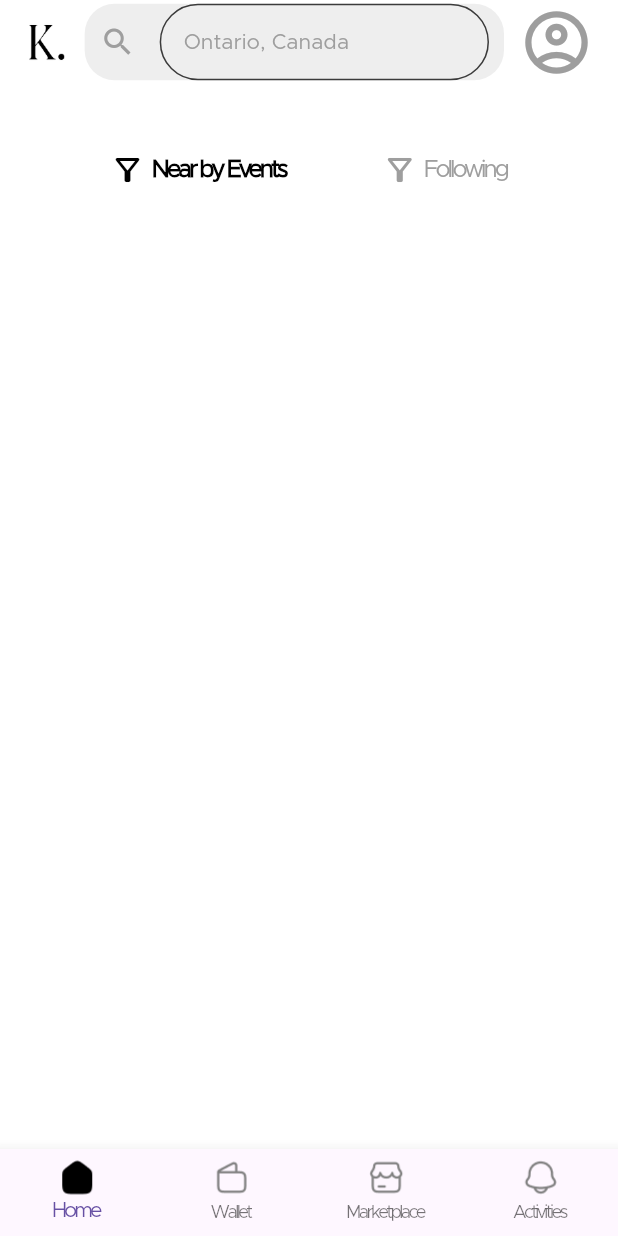
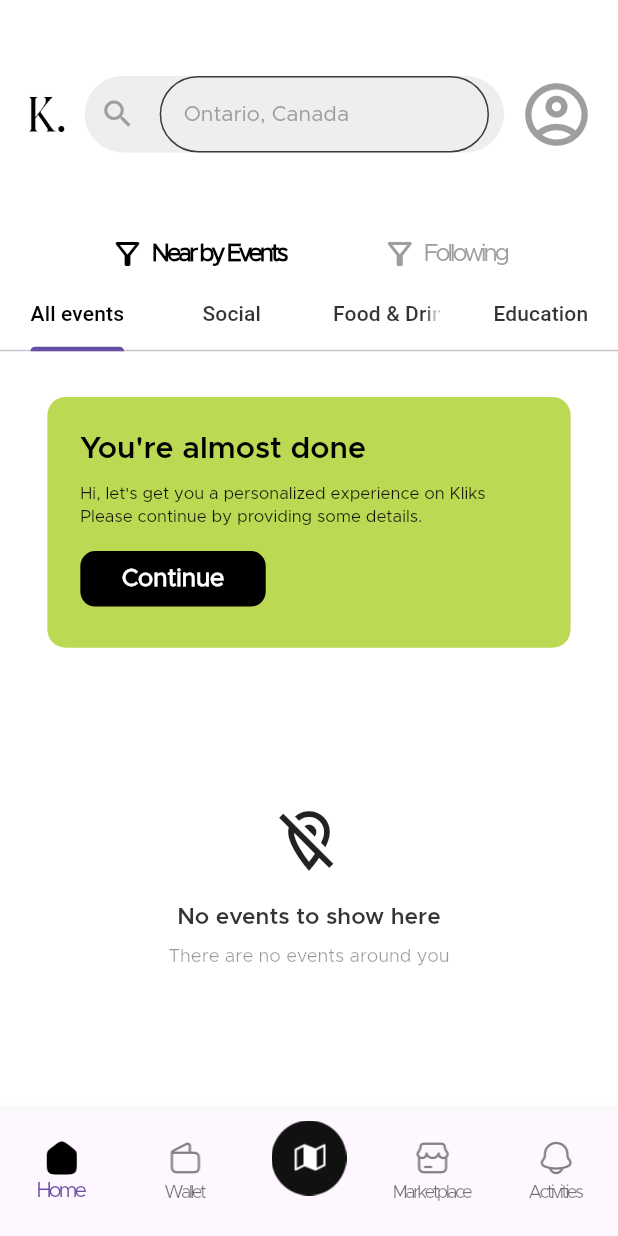
Before and after one commit to dammyaro/kliks, a Flutter app: the MainAppPage screen opened by its route, on a phone screen of 412 x 824 dp. Run offline on Flutter 3.47's test engine with Material 3 defaults, Android fonts, the phone set to English and light mode, and no system bars; our stand-ins replace flutter_screenutil.

Commit message:
Added homepage and onboarding widget

```diff
--- a/lib/features/main_app/home/home_page.dart
+++ b/lib/features/main_app/home/home_page.dart
@@ -2,6 +2,7 @@ import 'package:flutter/material.dart';
 import 'package:kliks/shared/widgets/main_app_bar.dart';
 import 'package:kliks/shared/widgets/event_filter.dart';
 import 'package:flutter_screenutil/flutter_screenutil.dart';
+import 'package:kliks/shared/widgets/onboarding_prompt.dart';
 
 class HomePage extends StatelessWidget {
   const HomePage({super.key});
@@ -9,19 +10,83 @@ class HomePage extends StatelessWidget {
   @override
   Widget build(BuildContext context) {
     return Scaffold(
-
-      appBar: MainAppBar(),
       body: Column(
         children: [
           SizedBox(height: 40.h), // Responsive spacing from the top
-          EventFilter(),
-          // const Center(
-          //   child: Text('Home Page Content'),
-          // ),
+          const MainAppBar(), // Custom app bar widget
+          SizedBox(height: 40.h), // Responsive spacing from the top
+          const EventFilter(),
+          Expanded(
+            child: DefaultTabController(
+              length: 4,
+              child: Column(
+                children: [
+                  TabBar(
+                    labelColor: Theme.of(context).textTheme.bodyLarge?.color,
+                    unselectedLabelColor: Theme.of(context).textTheme.bodySmall?.color,
+                    tabs: const [
+                      Tab(text: 'All events'),
+                      Tab(text: 'Social'),
+                      Tab(text: 'Food & Drinks'),
+                      Tab(text: 'Education'),
+                    ],
+                  ),
+                  Expanded(
+                    child: TabBarView(
+                      children: List.generate(4, (index) {
+                        return Column(
+                          children: [
+                            SizedBox(height: 20.h),
+                            OnboardingPrompt(
+                              onContinue: () {
+                                // Add your desired functionality here
+                                print('Onboarding continued');
+                              },
+                            ),
+                            Expanded(
+                              child: Center(
+                                child: Column(
+                                  mainAxisAlignment: MainAxisAlignment.center,
+                                  children: [
+                                    Icon(
+                                      Icons.location_off_outlined,
+                                      size: 48,
+                                      color: Theme.of(context).iconTheme.color,
+                                    ),
+                                    SizedBox(height: 16.h),
+                                    Text(
+                                      'No events to show here',
+                                      style: Theme.of(context).textTheme.bodySmall?.copyWith(
+                                        fontSize: 15.sp,
+                                        fontFamily: 'Metropolis-SemiBold',
+                                      ),
+                                      textAlign: TextAlign.center,
+                                    ),
+                                    SizedBox(height: 8.h),
+                                    Text(
+                                      'There are no events around you',
+                                     style: Theme.of(context).textTheme.bodySmall?.copyWith(
+                                        color: Theme.of(context).textTheme.bodySmall?.color?.withOpacity(0.4),
+                                        fontSize: 12.sp,
+                                        fontFamily: 'Metropolis-Regular',
+                                      ),
+                                      textAlign: TextAlign.center,
+                                    ),
+                                  ],
+                                ),
+                              ),
+                            ),
+                          ],
+                        );
+                      }),
+                    ),
+                  ),
+                ],
+              ),
+            ),
+          ),
         ],
-
       ),
-
     );
   }
 }
--- a/lib/features/main_app/main_app_page.dart
+++ b/lib/features/main_app/main_app_page.dart
@@ -59,20 +59,16 @@ class _MainAppPageState extends State<MainAppPage> {
             ),
             label: 'Wallet',
           ),
-            // BottomNavigationBarItem(
-            // icon: Image.asset(
-            //   Theme.of(context).brightness == Brightness.dark
-            // ? (_currentIndex == 2
-            //   ? 'assets/icons/fab-darkmode-active.png'
-            //   : 'assets/icons/fab-darkmode-inactive.png')
-            // : (_currentIndex == 2
-            //   ? 'assets/icons/fab-lightmode-active.png'
-            //   : 'assets/icons/fab-lightmode-inactive.png'),
-            //   width: 24,
-            //   height: 24,
-            // ),
-            // label: 'FAB',
-            // ),
+              BottomNavigationBarItem(
+              icon: Image.asset(
+                Theme.of(context).brightness == Brightness.dark
+                  ? 'assets/icons/map-darkmode.png'
+                  : 'assets/icons/map-lightmode.png',
+                width: 50,
+                height: 50,
+              ),
+              label: '',
+              ),
           BottomNavigationBarItem(
             icon: Image.asset(
               Theme.of(context).brightness == Brightness.dark
--- a/lib/shared/widgets/main_app_bar.dart
+++ b/lib/shared/widgets/main_app_bar.dart
@@ -1,19 +1,18 @@
 import 'package:flutter/material.dart';
-import 'package:flutter_screenutil/flutter_screenutil.dart';
 
-class MainAppBar extends StatelessWidget implements PreferredSizeWidget {
+class MainAppBar extends StatelessWidget {
   const MainAppBar({super.key});
 
   @override
   Widget build(BuildContext context) {
-    return AppBar(
-      automaticallyImplyLeading: false, // Remove the default back button
-      backgroundColor: Theme.of(context).scaffoldBackgroundColor, // Match the theme's background
-      elevation: 0, // Remove shadow
-      title: Row(
+    return Container(
+      padding: const EdgeInsets.symmetric(vertical: 10), // Add vertical padding
+      color: Theme.of(context).scaffoldBackgroundColor, // Match the theme's background
+      child: Padding(
+        padding: const EdgeInsets.symmetric(horizontal: 16), // Add horizontal padding
+        child: Row(
           mainAxisAlignment: MainAxisAlignment.spaceBetween,
           children: [
-
             // Left: Logo
             Image.asset(
               Theme.of(context).brightness == Brightness.light
@@ -26,12 +25,12 @@ class MainAppBar extends StatelessWidget implements PreferredSizeWidget {
             Expanded(
                 child: Container(
                 margin: const EdgeInsets.symmetric(horizontal: 10), // Add horizontal margin
-              padding: const EdgeInsets.symmetric(horizontal: 10), // Add padding inside the text box
+                padding: const EdgeInsets.symmetric(horizontal: 10, vertical: 0), // Add padding inside the text box
                 decoration: BoxDecoration(
                   color: Theme.of(context).brightness == Brightness.light
                     ? Colors.grey[200]
                     : Colors.grey[800], // Background color based on theme
-              borderRadius: BorderRadius.circular(20), // Rounded corners
+                  borderRadius: BorderRadius.circular(30), // Rounded corners
                 ),
                 child: TextField(
                   decoration: InputDecoration(
@@ -46,9 +45,11 @@ class MainAppBar extends StatelessWidget implements PreferredSizeWidget {
                   ),
                   ),
                   style: Theme.of(context).textTheme.bodySmall, // Text style
+                  textAlignVertical: TextAlignVertical.center, // Center text vertically
                 ),
                 ),
               ),
+
 
             // Right: Avatar Icon
             const Icon(
@@ -58,9 +59,7 @@ class MainAppBar extends StatelessWidget implements PreferredSizeWidget {
             ),
           ],
         ),
+      ),
     );
   }
-
-  @override
-  Size get preferredSize => const Size.fromHeight(56); // Standard AppBar height
 }
--- /dev/null
+++ b/lib/shared/widgets/onboarding_prompt.dart
@@ -0,0 +1,62 @@
+import 'package:flutter/material.dart';
+import 'package:flutter_screenutil/flutter_screenutil.dart';
+import 'package:kliks/shared/widgets/small_button.dart'; // Import the CustomButton widget
+
+class OnboardingPrompt extends StatelessWidget {
+  final VoidCallback onContinue;
+
+  const OnboardingPrompt({super.key, required this.onContinue});
+
+  @override
+  Widget build(BuildContext context) {
+    return SizedBox(
+      width: MediaQuery.of(context).size.width * 0.9, // Reduce width to 90% of the screen
+      // height: MediaQuery.of(context).size.width * 0.5,
+      child: Container(
+        padding: EdgeInsets.all(20.w), // Adjust padding inside the box
+        margin: EdgeInsets.symmetric(horizontal: 10.w, vertical: 10.h), // Add margin around the box
+        decoration: BoxDecoration(
+          color: const Color(0xffBBD953), // Use the app's primary color
+          borderRadius: BorderRadius.circular(12.r), // Rounded edges
+        ),
+        child: Column(
+          crossAxisAlignment: CrossAxisAlignment.start, // Align text to the left
+          mainAxisSize: MainAxisSize.min, // Reduce height to fit content
+          children: [
+            Text(
+              "You're almost done",
+              style: Theme.of(context).textTheme.bodySmall?.copyWith(
+                    fontFamily: 'Metropolis-SemiBold',
+                    fontSize: 20.sp, // Adjust font size
+                    color: Colors.black, // Black text color
+                    fontWeight: FontWeight.bold,
+                  ),
+            ),
+            SizedBox(height: 8.h), // Spacing between main text and subtext
+            Text(
+              "Hi, let's get you a personalized experience on Kliks Please continue by providing some details.",
+              style: Theme.of(context).textTheme.bodySmall?.copyWith(
+                    color: Colors.black.withOpacity(0.9),
+                    fontSize: 11.sp, // Adjust font size
+                  ),
+            ),
+            SizedBox(height: 10.h), // Spacing before the button
+            Align(
+              alignment: Alignment.centerLeft, // Align the button to the left
+              child: SizedBox(
+                width: MediaQuery.of(context).size.width * 0.3, // Reduce button width to 40% of the screen
+                child: SmallButton(
+                  text: 'Continue',
+                  onPressed: onContinue, // Trigger the provided callback
+                  backgroundColor: Colors.black, // Black background color
+                  textColor: Colors.white, // White text color
+
+                ),
+              ),
+            ),
+          ],
+        ),
+      ),
+    );
+  }
+}
--- /dev/null
+++ b/lib/shared/widgets/small_button.dart
@@ -0,0 +1,39 @@
+import 'package:flutter/material.dart';
+
+class SmallButton extends StatelessWidget {
+  final String text;
+  final VoidCallback onPressed;
+  final Color? backgroundColor;
+  final Color? textColor;
+
+  const SmallButton({
+    super.key,
+    required this.text,
+    required this.onPressed,
+    this.backgroundColor,
+    this.textColor,
+  });
+
+  @override
+  Widget build(BuildContext context) {
+    return TextButton(
+      onPressed: onPressed,
+      style: TextButton.styleFrom(
+      backgroundColor: backgroundColor ?? Theme.of(context).primaryColor, // Default to theme's primary color
+      foregroundColor: textColor ?? Theme.of(context).scaffoldBackgroundColor, // Default to white text
+      shape: RoundedRectangleBorder(
+        borderRadius: BorderRadius.circular(10), // Rounded corners
+      ),
+      minimumSize: const Size(double.infinity, 35), // Full-width button
+      ),
+      child: Text(
+      text,
+      style: Theme.of(context).textTheme.bodySmall?.copyWith(
+        fontSize: 16, // Adjust font size as needed
+        fontWeight: FontWeight.bold,
+        color: textColor ?? Theme.of(context).scaffoldBackgroundColor, // Default to white text
+      ),
+      ),
+    );
+  }
+}
--- a/pubspec.yaml
+++ b/pubspec.yaml
@@ -127,6 +127,9 @@ flutter:
     - family: Metropolis-ExtraLightItalic
       fonts:
       - asset: assets/fonts/Metropolis-ExtraLightItalic.otf
+    - family: Metropolis-SemiBold
+      fonts:
+      - asset: assets/fonts/Metropolis-SemiBold.otf
 
       #     weight: 700
       # fonts:
```
Also changed, not shown: assets/icons/map-darkmode.png (added), assets/icons/map-lightmode.png (added). Lines whose indentation alone changed are shown as unchanged.
